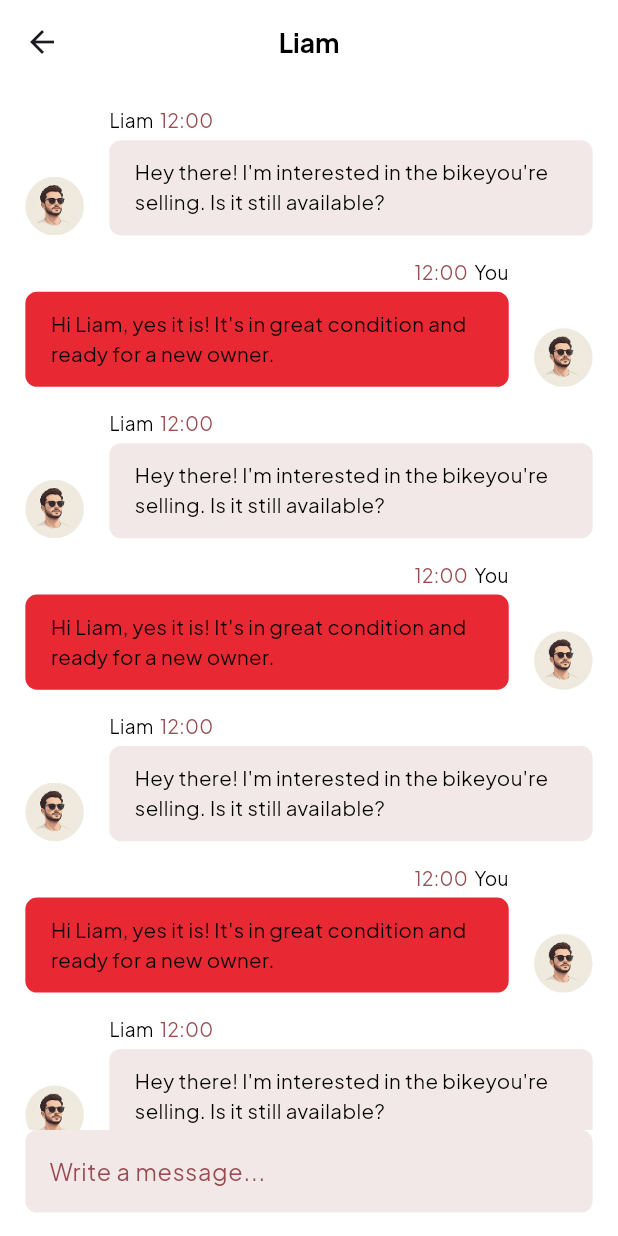
After one commit to mohamedkholy/pickIt, a Flutter app: the ChatScreen screen opened by its route, on a phone screen of 412 x 824 dp. The commit adds this screen. Run offline on Flutter 3.47's test engine with Material 3 defaults, Android fonts, the light colour scheme and no system bars; our stand-ins replace dotted_border, flutter_screenutil, flutter_svg, get_it, injectable.

Commit message:
finish the chat screen design

```diff
--- a/lib/core/routing/app_router.dart
+++ b/lib/core/routing/app_router.dart
@@ -1,5 +1,6 @@
 import 'package:flutter/material.dart';
 import 'package:pickit/core/routing/routes.dart';
+import 'package:pickit/features/chat/ui/chat_screen.dart';
 import 'package:pickit/features/home/ui/home_screen.dart';
 import 'package:pickit/features/main/main_screen.dart';
 
@@ -12,6 +13,8 @@ abstract class AppRouter {
         return MaterialPageRoute(builder: (context) => MainScreen());
       case Routes.home:
         return MaterialPageRoute(builder: (context) => HomeScreen());
+      case Routes.chat:
+        return MaterialPageRoute(builder: (context) => ChatScreen());
       default:
         return null;
     }
--- a/lib/core/routing/routes.dart
+++ b/lib/core/routing/routes.dart
@@ -1,4 +1,5 @@
 abstract class Routes {
   static const String main = '/';
   static const String home = '/home';
+  static const String chat = '/chat';
 }
--- a/lib/core/theming/my_text_styles.dart
+++ b/lib/core/theming/my_text_styles.dart
@@ -52,6 +52,18 @@ abstract class MyTextStyles {
     color: Color(0xff000000),
   );
 
+  static TextStyle font13BlackRegular = TextStyle(
+    fontSize: 13.sp,
+    fontWeight: FontWeightHelper.regular,
+    color: Color(0xff000000),
+  );
+
+  static TextStyle font13BrownRegular = TextStyle(
+    fontSize: 13.sp,
+    fontWeight: FontWeightHelper.regular,
+    color: Color(0xff994D52),
+  );
+
   static TextStyle font16WhiteBold = TextStyle(
     fontSize: 16.sp,
     fontWeight: FontWeightHelper.bold,
--- /dev/null
+++ b/lib/features/chat/ui/chat_screen.dart
@@ -0,0 +1,44 @@
+import 'package:flutter/material.dart';
+import 'package:flutter_screenutil/flutter_screenutil.dart';
+import 'package:pickit/core/theming/my_colors.dart';
+import 'package:pickit/core/theming/my_text_styles.dart';
+import 'package:pickit/core/widgets/my_text_form_field.dart';
+import 'package:pickit/features/chat/ui/widgets/my_chat_item.dart';
+import 'package:pickit/features/chat/ui/widgets/other_chat_item.dart';
+
+class ChatScreen extends StatelessWidget {
+  const ChatScreen({super.key});
+
+  @override
+  Widget build(BuildContext context) {
+    return Scaffold(
+      appBar: AppBar(
+        title: Text("Liam", style: MyTextStyles.font18BlackBold),
+        centerTitle: true,
+      ),
+      body: SafeArea(
+        child: Container(
+          width: double.infinity,
+          padding: EdgeInsets.symmetric(horizontal: 16.w, vertical: 16.h),
+          child: Column(
+            children: [
+              Expanded(
+                child: ListView.builder(
+                  itemCount: 10,
+                  itemBuilder:
+                      (context, index) =>
+                          index.isOdd ? MyChatItem() : OtherChatItem(),
+                ),
+              ),
+
+              MyTextFormField(
+                hint: "Write a message...",
+                controller: TextEditingController(),
+              ),
+            ],
+          ),
+        ),
+      ),
+    );
+  }
+}
--- /dev/null
+++ b/lib/features/chat/ui/widgets/my_chat_item.dart
@@ -0,0 +1,64 @@
+import 'package:flutter/material.dart';
+import 'package:flutter_screenutil/flutter_screenutil.dart';
+import 'package:pickit/core/constants/assets.dart';
+import 'package:pickit/core/theming/my_colors.dart';
+import 'package:pickit/core/theming/my_text_styles.dart';
+
+class MyChatItem extends StatelessWidget {
+  const MyChatItem({super.key});
+
+  @override
+  Widget build(BuildContext context) {
+    return IntrinsicHeight(
+      child: Container(
+        width: double.infinity,
+        margin: EdgeInsets.only(bottom: 16.h),
+        child: Row(
+          children: [
+            Expanded(
+              child: Column(
+                children: [
+                  Row(
+                    mainAxisAlignment: MainAxisAlignment.end,
+                    children: [
+                      Text("12:00", style: MyTextStyles.font13BrownRegular),
+                      SizedBox(width: 4.w),
+                      Text("You", style: MyTextStyles.font13BlackRegular),
+                    ],
+                  ),
+                  SizedBox(height: 4.h),
+                  Container(
+                    padding: EdgeInsets.symmetric(
+                      horizontal: 16.w,
+                      vertical: 12.h,
+                    ),
+                    decoration: BoxDecoration(
+                      color: MyColors.primaryColor,
+                      borderRadius: BorderRadius.circular(8.r),
+                    ),
+                    child: Text(
+                      "Hi Liam, yes it is! It's in great condition and ready for a new owner.",
+                      style: MyTextStyles.font14BlackRegular,
+                    ),
+                  ),
+                ],
+              ),
+            ),
+            SizedBox(width: 16.w),
+            Align(
+              alignment: AlignmentDirectional.bottomEnd,
+              child: ClipRRect(
+                borderRadius: BorderRadius.circular(40.r),
+                child: Image.asset(
+                  Assets.assetsImagesPngProfile,
+                  width: 40.r,
+                  height: 40.r,
+                ),
+              ),
+            ),
+          ],
+        ),
+      ),
+    );
+  }
+}
--- /dev/null
+++ b/lib/features/chat/ui/widgets/other_chat_item.dart
@@ -0,0 +1,64 @@
+import 'package:flutter/material.dart';
+import 'package:flutter_screenutil/flutter_screenutil.dart';
+import 'package:pickit/core/constants/assets.dart';
+import 'package:pickit/core/theming/my_colors.dart';
+import 'package:pickit/core/theming/my_text_styles.dart';
+
+class OtherChatItem extends StatelessWidget {
+  const OtherChatItem({super.key});
+
+  @override
+  Widget build(BuildContext context) {
+    return IntrinsicHeight(
+      child: Container(
+        width: double.infinity,
+        margin: EdgeInsets.only(bottom: 16.h),
+        child: Row(
+          children: [
+            Align(
+              alignment: AlignmentDirectional.bottomEnd,
+              child: ClipRRect(
+                borderRadius: BorderRadius.circular(40.r),
+                child: Image.asset(
+                  Assets.assetsImagesPngProfile,
+                  width: 40.r,
+                  height: 40.r,
+                ),
+              ),
+            ),
+            SizedBox(width: 16.w),
+            Expanded(
+              child: Column(
+                crossAxisAlignment: CrossAxisAlignment.start,
+                children: [
+                  Row(
+                    children: [
+                      Text("Liam", style: MyTextStyles.font13BlackRegular),
+                      SizedBox(width: 4.w),
+                      Text("12:00", style: MyTextStyles.font13BrownRegular),
+                    ],
+                  ),
+                  SizedBox(height: 4.h),
+                  Container(
+                    padding: EdgeInsets.symmetric(
+                      horizontal: 16.w,
+                      vertical: 12.h,
+                    ),
+                    decoration: BoxDecoration(
+                      color: MyColors.secondaryColor,
+                      borderRadius: BorderRadius.circular(8.r),
+                    ),
+                    child: Text(
+                      "Hey there! I'm interested in the bikeyou're selling. Is it still available?",
+                      style: MyTextStyles.font14BlackRegular,
+                    ),
+                  ),
+                ],
+              ),
+            ),
+          ],
+        ),
+      ),
+    );
+  }
+}
--- a/lib/features/chats/ui/widgets/chat_item.dart
+++ b/lib/features/chats/ui/widgets/chat_item.dart
@@ -1,6 +1,7 @@
 import 'package:flutter/material.dart';
 import 'package:flutter_screenutil/flutter_screenutil.dart';
 import 'package:pickit/core/constants/assets.dart';
+import 'package:pickit/core/routing/routes.dart';
 import 'package:pickit/core/theming/my_text_styles.dart';
 
 class ChatItem extends StatelessWidget {
@@ -8,7 +9,9 @@ class ChatItem extends StatelessWidget {
 
   @override
   Widget build(BuildContext context) {
-    return Container(
+    return GestureDetector(
+      onTap: () => Navigator.pushNamed(context, Routes.chat),
+      child: Container(
         margin: EdgeInsets.only(bottom: 16.h),
         child: Row(
           children: [
@@ -35,6 +38,7 @@ class ChatItem extends StatelessWidget {
             ),
           ],
         ),
+      ),
     );
   }
 }
```
Lines whose indentation alone changed are shown as unchanged.
